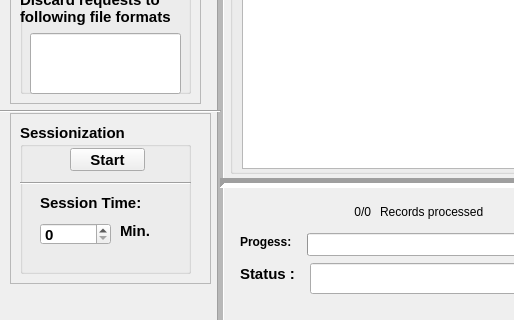
Above: ui_mainwindow.ui from jarifibrahim/projectStuff before the change; both pictures show x 0 to 514 and y 366 to 686 of the 1350 by 686 pixel window. Below: the same form after it.
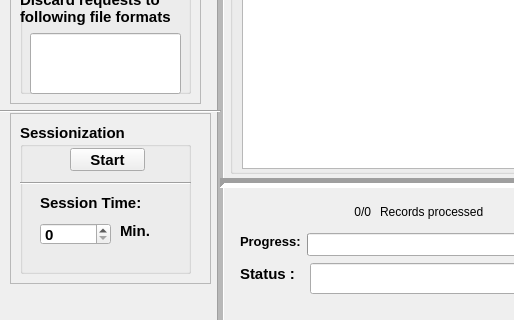
That is the form after the change.

```diff
--- a/ui_mainwindow.ui
+++ b/ui_mainwindow.ui
@@ -916,12 +916,13 @@
     </property>
     <property name="font">
      <font>
+      <pointsize>10</pointsize>
       <weight>75</weight>
       <bold>true</bold>
      </font>
     </property>
     <property name="text">
-     <string>Progess:</string>
+     <string>Progress:</string>
     </property>
    </widget>
    <widget class="QLabel" name="records_processed_value_label">
```
Left out of the diff: 2 changed lines with no effect on the pictures.
